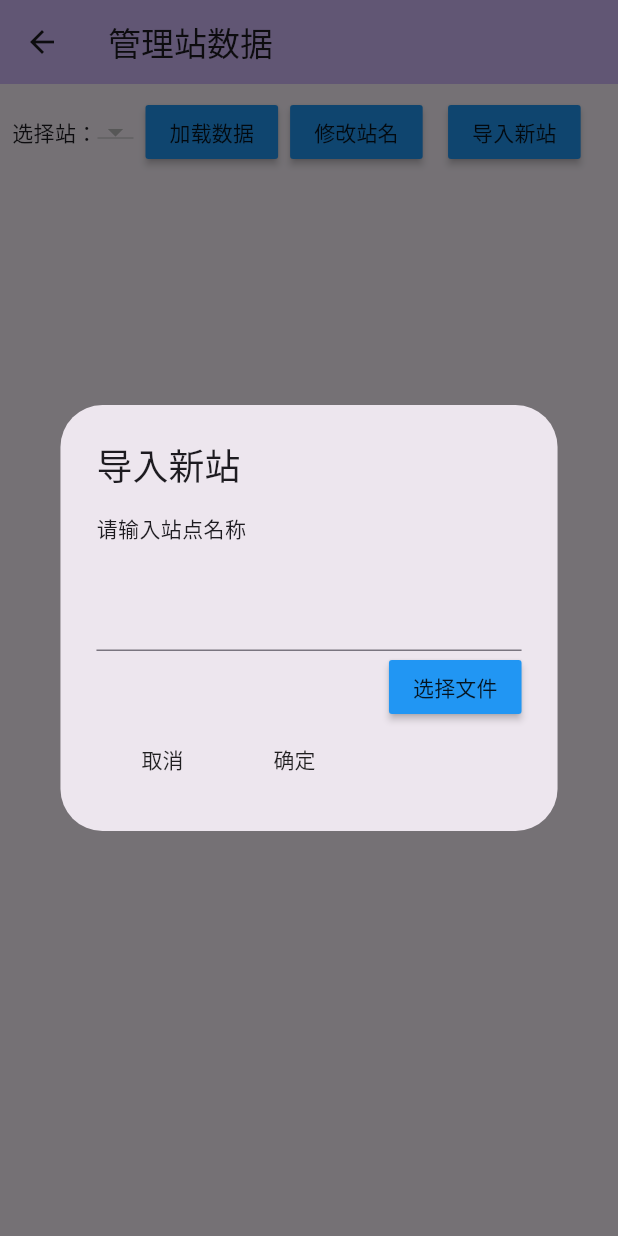
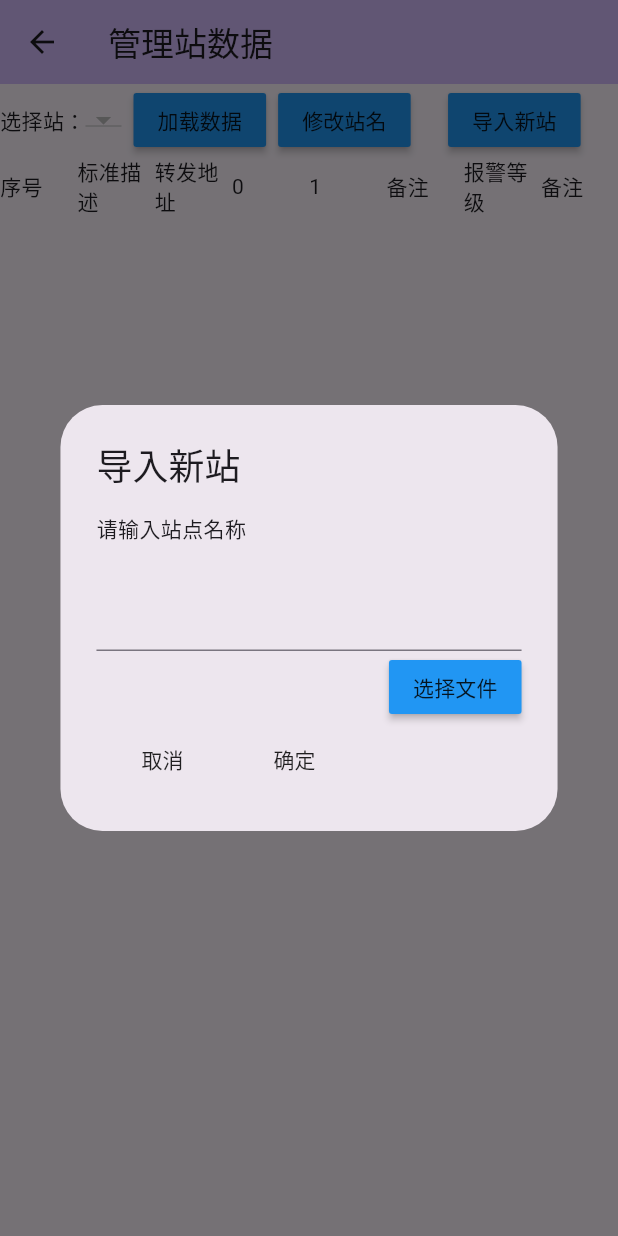
Before and after one commit to sluggard6/logdiff, a Flutter app: the StationManage screen opened directly, after a tap on "导入新站", on a phone screen of 412 x 824 dp. Run offline on Flutter 3.47's test engine with Material 3 defaults, Android fonts, the phone set to English and light mode, and no system bars; drawn by our look-alikes of toastification; our stand-ins replace file_picker, floor, sqflite; missing offline and left inert: excel, menu_bar; accounts and stored records are empty; generated files the repository leaves out were written again.

Commit message:
增加点表显示

```diff
--- a/lib/main.dart
+++ b/lib/main.dart
@@ -1,14 +1,8 @@
-import 'dart:io';
-
-import 'package:floor_common/src/callback.dart';
 import 'package:flutter/material.dart';
 import 'package:logdiff/components/global.dart';
 import 'package:logdiff/components/main_menu.dart';
 import 'package:logdiff/model/database.dart';
-import 'package:logdiff/model/position.dart';
-import 'package:logdiff/model/position_dao.dart';
 import 'package:logdiff/widget/title_section.dart';
-import 'package:sqflite_common_ffi/sqflite_ffi.dart';
 import 'package:toastification/toastification.dart';
 // import 'package:logdiff/database/app_database.dart';
 
--- a/lib/model/position.dart
+++ b/lib/model/position.dart
@@ -19,7 +19,7 @@ class Position {
   final int state;
   @ColumnInfo(name: 'alarm_level')
   final int alarmLevel;
-  final String description;
+  final String? description;
 
   Position({
     this.id,
@@ -32,7 +32,7 @@ class Position {
     required this.valueDesc,
     required this.state,
     required this.alarmLevel,
-    required this.description,
+    this.description,
   });
 
   Map<String, dynamic> toMap() {
@@ -49,6 +49,10 @@ class Position {
       'alarm_level': alarmLevel,
       'description': description,
     };
+  }
+
+  String getValueDescString(int value) {
+    return jsonDecode(valueDesc)[value.toString()] ?? "未知";
   }
 }
 
@@ -90,3 +94,22 @@ extension PositionValueDesc on Position {
     // return "unkown";
   }
 }
+
+extension PositionStateDesc on Position {
+  String stateDesc() {
+    return state == 0 ? "未启用" : "启用";
+  }
+}
+
+// class ValueDesc {
+//   final int value;
+//   final String desc;
+//   const ValueDesc(
+//     this.value,
+//     this.desc,
+//   );
+
+//   factory ValueDesc.fromJson(Map<int, String> json) {
+//     return ValueDesc(json[], json['desc']);
+//   }
+// }
--- a/lib/model/position_dao.dart
+++ b/lib/model/position_dao.dart
@@ -9,7 +9,7 @@ abstract class PositionDao {
   @Query('SELECT * FROM Position WHERE id = :id')
   Future<Position?> findPositionById(int id);
 
-  @Query('SELECT * FROM Position WHERE stationId = :stationId')
+  @Query('SELECT * FROM Position WHERE station_id = :stationId')
   Future<List<Position>> findPositionsByStationId(int stationId);
 
   @Query('SELECT * FROM Position WHERE type = :type')
--- a/lib/widget/station_manage.dart
+++ b/lib/widget/station_manage.dart
@@ -1,8 +1,8 @@
 import 'package:flutter/material.dart';
-import 'package:logdiff/components/db.dart';
 import 'package:logdiff/components/global.dart';
 import 'package:logdiff/components/import_station_dialog.dart';
 import 'package:logdiff/components/main_menu.dart';
+import 'package:logdiff/model/position.dart';
 import 'package:logdiff/model/station.dart';
 import 'package:toastification/toastification.dart';
 
@@ -18,6 +18,7 @@ class _StationManageState extends State<StationManage> {
   late int stationId = 0;
   late String stationName = "";
   final TextEditingController _stationNameController = TextEditingController();
+  late List<Position> positions = [];
   // late List<>
 
   @override
@@ -35,17 +36,16 @@ class _StationManageState extends State<StationManage> {
           title: const Text("管理站数据"),
         ),
         body: SingleChildScrollView(
-            child: FutureBuilder<void>(
+          child: Column(
+            children: [
+              Row(
+                children: [
+                  const Text("选择站："),
+                  FutureBuilder(
                       future: _loadStation(),
                       builder: (BuildContext context, AsyncSnapshot snapshot) {
                         if (snapshot.connectionState == ConnectionState.done) {
-              return Column(
-                children: [
-                  Padding(
-                    padding: const EdgeInsets.only(left: 8, top: 8, right: 8),
-                    child: Row(children: [
-                      const Text("选择站："),
-                      DropdownButton<int>(
+                          return DropdownButton<int>(
                             value: stationId,
                             onChanged: (int? id) {
                               setState(() {
@@ -62,11 +62,14 @@ class _StationManageState extends State<StationManage> {
                                 );
                               },
                             ).toList(),
-                      ),
+                          );
+                        }
+                        return const CircularProgressIndicator();
+                      }),
                   Padding(
                     padding: const EdgeInsets.only(left: 8),
                     child: MaterialButton(
-                          onPressed: () {},
+                      onPressed: _loadPostions,
                       color: Colors.blue,
                       child: const Text("加载数据"),
                     ),
@@ -96,10 +99,8 @@ class _StationManageState extends State<StationManage> {
                                     // color: Colors.blue,
                                     child: const Text("确定"),
                                     onPressed: () {
-                                          stationName =
-                                              _stationNameController.text;
-                                          updateStationName(
-                                              stationName, context);
+                                      stationName = _stationNameController.text;
+                                      updateStationName(stationName, context);
                                       Navigator.of(context).pop();
                                     },
                                   ),
@@ -117,11 +118,16 @@ class _StationManageState extends State<StationManage> {
                     child: Column(
                       children: [
                         MaterialButton(
-                              onPressed: () {
-                                showDialog(
+                          onPressed: () async {
+                            bool? reflush = await showDialog(
                               context: context,
                               builder: (BuildContext context) =>
-                                        const ImportStationDialog());
+                                  const ImportStationDialog(),
+                            );
+                            if (reflush != null && reflush) {
+                              setState(() {});
+                            }
+                            print(reflush);
                           },
                           color: Colors.blue,
                           child: const Text("导入新站"),
@@ -129,20 +135,49 @@ class _StationManageState extends State<StationManage> {
                       ],
                     ),
                   ),
-                    ]),
+                ],
               ),
-                  // Expanded(
-                  //   child: ListView.builder(
-                  //       itemBuilder: (BuildContext context, int index) {
-                  //     return const CircularProgressIndicator();
-                  //   }),
-                  // ),
+              // Scrollable(viewportBuilder: viewportBuilder)
+              // Row(children: [],),
+              ListView.builder(
+                  shrinkWrap: true,
+                  itemCount: positions.length + 1,
+                  itemBuilder: (BuildContext context, int index) {
+                    if (index == 0) {
+                      return const Row(
+                        children: [
+                          Expanded(
+                            child: Text('序号'),
+                          ),
+                          Expanded(
+                            child: Text('标准描述'),
+                          ),
+                          Expanded(
+                            child: Text('转发地址'),
+                          ),
+                          Expanded(
+                            child: Text('0'),
+                          ),
+                          Expanded(
+                            child: Text('1'),
+                          ),
+                          Expanded(
+                            child: Text('备注'),
+                          ),
+                          Expanded(
+                            child: Text('报警等级'),
+                          ),
+                          Expanded(
+                            child: Text('备注'),
+                          ),
                         ],
                       );
                     }
-            return const CircularProgressIndicator();
-          },
-        )),
+                    return PositionListItem(position: positions[index - 1]);
+                  }),
+            ],
+          ),
+        ),
       ),
     );
   }
@@ -185,28 +220,54 @@ class _StationManageState extends State<StationManage> {
     );
   }
 
-  // Future<> _getTabRows(int stationId) async {
-  //   // FutureBuilder
-  //   ListView.builder(
-  //     itemBuilder: (BuildContext context, int index) {},
-  //     itemCount: 10,
-  //   );
+  void _loadPostions() async {
+    positions =
+        await Global.database.positionDao.findPositionsByStationId(stationId);
+    setState(() {});
+  }
+}
 
-  //   List<TableRow> rows = [];
-  //   rows.add(const TableRow(children: [
-  //     TableCell(
-  //       child: Text("序号"),
-  //     ),
-  //     TableCell(
-  //       child: Text("名称"),
-  //     ),
-  //     TableCell(
-  //       child: Text("类型"),
-  //     ),
-  //     TableCell(
-  //       child: Text("地址"),
-  //     )
-  //   ]));
-  //   return rows;
-  // }
+class PositionListItem extends StatelessWidget {
+  final Position position;
+  // final Function(Position) onDelete;
+  // final Function(Position) onEdit;
+
+  const PositionListItem({
+    super.key,
+    required this.position,
+    // required this.onDelete,
+    // required this.onEdit,
+  });
+
+  @override
+  Widget build(BuildContext context) {
+    return Row(
+      children: [
+        Expanded(
+          child: Text('${position.serialNumber}'),
+        ),
+        Expanded(
+          child: Text(position.name),
+        ),
+        Expanded(
+          child: Text('${position.location}'),
+        ),
+        Expanded(
+          child: Text(position.getValueDescString(0)),
+        ),
+        Expanded(
+          child: Text(position.getValueDescString(1)),
+        ),
+        Expanded(
+          child: Text(position.stateDesc()),
+        ),
+        Expanded(
+          child: Text('${position.alarmLevel}'),
+        ),
+        Expanded(
+          child: Text(position.description ?? ""),
+        ),
+      ],
+    );
   }
+}
```
Also changed, not shown: lib/components/excel_tool.dart (+4 -7 lines), lib/components/import_station_dialog.dart (+13 -8 lines), lib/widget/title_section.dart (+17 -14 lines), lib/model/database.g.dart. Lines whose indentation alone changed are shown as unchanged.
